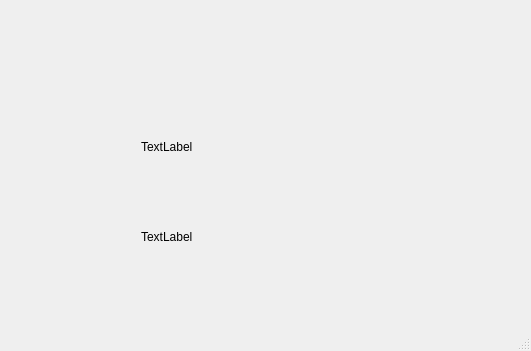
Qt form monitor/forms/mainwindow.ui (RC-MODULE/nmOpenGL) before a commit; both pictures show x 479 to 1010 and y 270 to 621 of the 1010 by 621 pixel window.
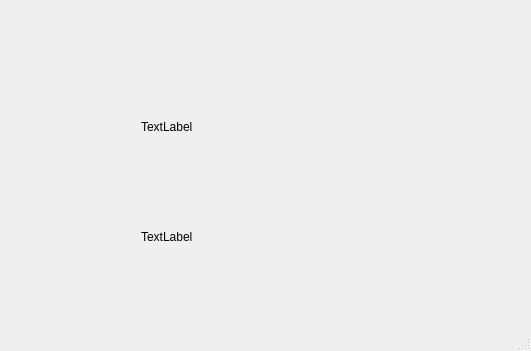
The same form after that commit.

What changed in the file:
```diff
--- a/monitor/forms/mainwindow.ui
+++ b/monitor/forms/mainwindow.ui
@@ -37,9 +37,9 @@
     <property name="geometry">
      <rect>
       <x>620</x>
-      <y>410</y>
+      <y>390</y>
       <width>371</width>
-      <height>61</height>
+      <height>71</height>
      </rect>
     </property>
     <property name="text">
```
Left out of the diff: 2 changed lines with no effect on the pictures.
